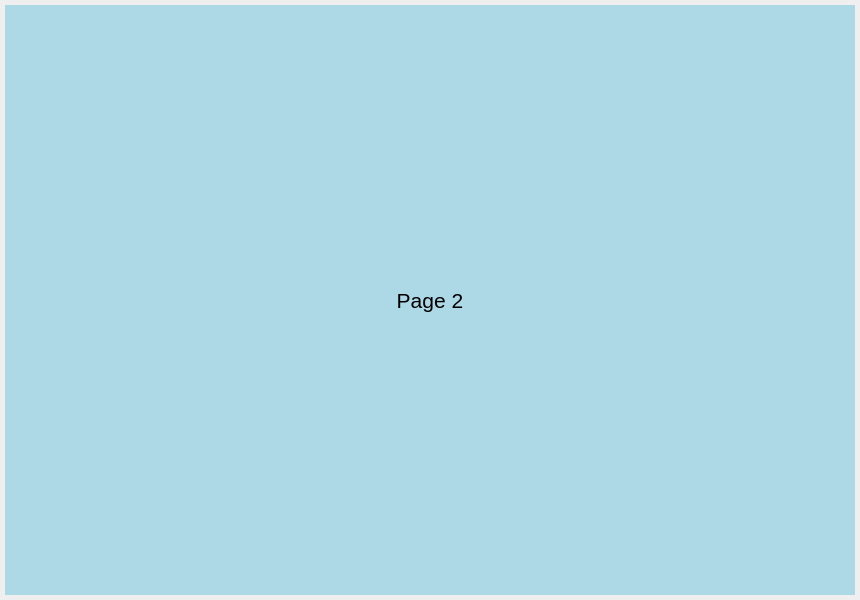
Old version of the form gui/uis/pages/main_pages.ui in the repository Wanderson-Magalhaes/PyOneDark_Qt_Widgets_Modern_GUI.
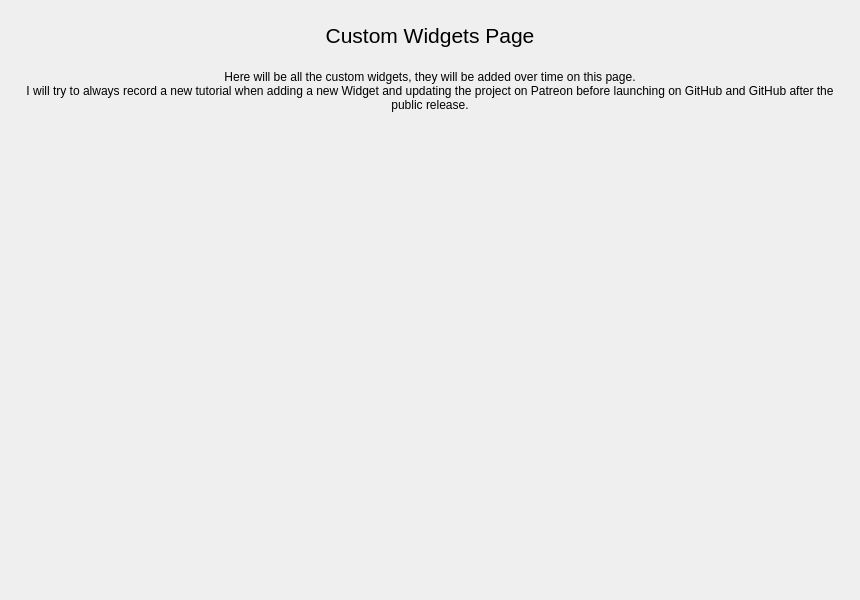
New version of the form. The open tabs and pages were chosen to show the change.

What changed in the file:
```diff
--- a/gui/uis/pages/main_pages.ui
+++ b/gui/uis/pages/main_pages.ui
@@ -38,7 +38,7 @@
       <property name="styleSheet">
        <string notr="true">font-size: 14pt</string>
       </property>
-      <layout class="QVBoxLayout" name="verticalLayout">
+      <layout class="QVBoxLayout" name="page_1_layout">
        <property name="spacing">
         <number>5</number>
        </property>
@@ -145,23 +145,116 @@
       </layout>
      </widget>
      <widget class="QWidget" name="page_2">
-      <property name="styleSheet">
-       <string notr="true">background: lightblue; font-size: 16pt</string>
-      </property>
-      <layout class="QVBoxLayout" name="verticalLayout_2">
+      <layout class="QVBoxLayout" name="page_2_layout">
+       <property name="spacing">
+        <number>5</number>
+       </property>
+       <property name="leftMargin">
+        <number>5</number>
+       </property>
+       <property name="topMargin">
+        <number>5</number>
+       </property>
+       <property name="rightMargin">
+        <number>5</number>
+       </property>
+       <property name="bottomMargin">
+        <number>5</number>
+       </property>
        <item>
-        <widget class="QLabel" name="label_2">
-         <property name="font">
-          <font>
-           <pointsize>16</pointsize>
-          </font>
+        <widget class="QScrollArea" name="scroll_area">
+         <property name="styleSheet">
+          <string notr="true">background: transparent;</string>
          </property>
-         <property name="text">
-          <string>Page 2</string>
+         <property name="frameShape">
+          <enum>QFrame::NoFrame</enum>
          </property>
-         <property name="alignment">
-          <set>Qt::AlignCenter</set>
+         <property name="verticalScrollBarPolicy">
+          <enum>Qt::ScrollBarAlwaysOff</enum>
          </property>
+         <property name="horizontalScrollBarPolicy">
+          <enum>Qt::ScrollBarAlwaysOff</enum>
+         </property>
+         <property name="widgetResizable">
+          <bool>true</bool>
+         </property>
+         <widget class="QWidget" name="contents">
+          <property name="geometry">
+           <rect>
+            <x>0</x>
+            <y>0</y>
+            <width>840</width>
+            <height>580</height>
+           </rect>
+          </property>
+          <property name="styleSheet">
+           <string notr="true">background: transparent;</string>
+          </property>
+          <layout class="QVBoxLayout" name="verticalLayout">
+           <property name="spacing">
+            <number>15</number>
+           </property>
+           <property name="leftMargin">
+            <number>5</number>
+           </property>
+           <property name="topMargin">
+            <number>5</number>
+           </property>
+           <property name="rightMargin">
+            <number>5</number>
+           </property>
+           <property name="bottomMargin">
+            <number>5</number>
+           </property>
+           <item>
+            <widget class="QLabel" name="title_label">
+             <property name="maximumSize">
+              <size>
+               <width>16777215</width>
+               <height>40</height>
+              </size>
+             </property>
+             <property name="font">
+              <font>
+               <pointsize>16</pointsize>
+              </font>
+             </property>
+             <property name="styleSheet">
+              <string notr="true">font-size: 16pt</string>
+             </property>
+             <property name="text">
+              <string>Custom Widgets Page</string>
+             </property>
+             <property name="alignment">
+              <set>Qt::AlignCenter</set>
+             </property>
+            </widget>
+           </item>
+           <item>
+            <widget class="QLabel" name="description_label">
+             <property name="text">
+              <string>Here will be all the custom widgets, they will be added over time on this page.
+I will try to always record a new tutorial when adding a new Widget and updating the project on Patreon before launching on GitHub and GitHub after the public release.</string>
+             </property>
+             <property name="alignment">
+              <set>Qt::AlignHCenter|Qt::AlignTop</set>
+             </property>
+             <property name="wordWrap">
+              <bool>true</bool>
+             </property>
+            </widget>
+           </item>
+           <item>
+            <layout class="QHBoxLayout" name="row_1_layout"/>
+           </item>
+           <item>
+            <layout class="QHBoxLayout" name="row_2_layout"/>
+           </item>
+           <item>
+            <layout class="QHBoxLayout" name="row_3_layout"/>
+           </item>
+          </layout>
+         </widget>
         </widget>
        </item>
       </layout>
```
Left out of the diff: 14 changed lines with no effect on the pictures.
